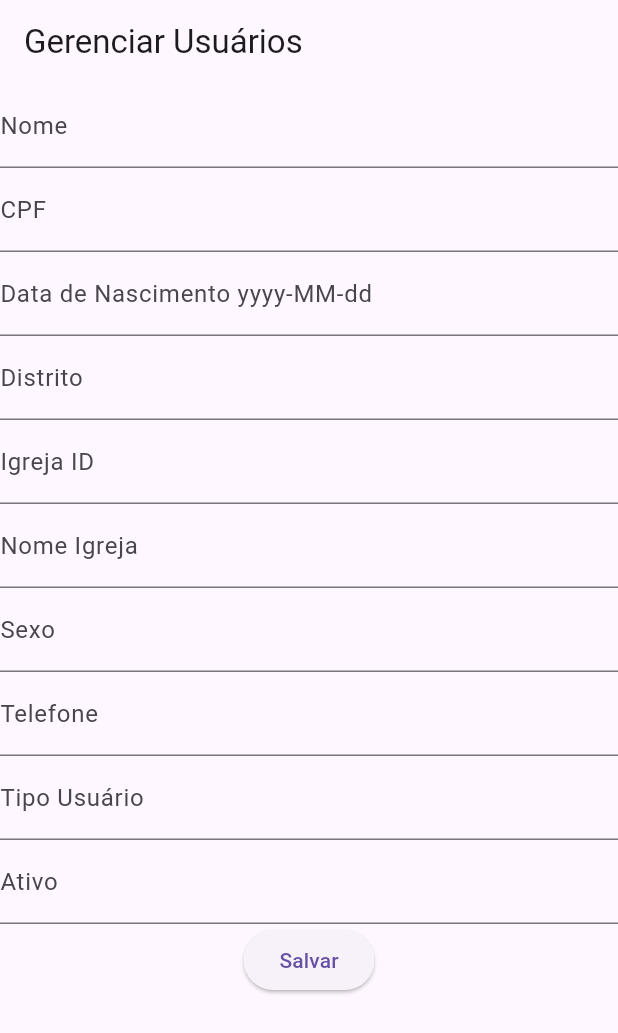
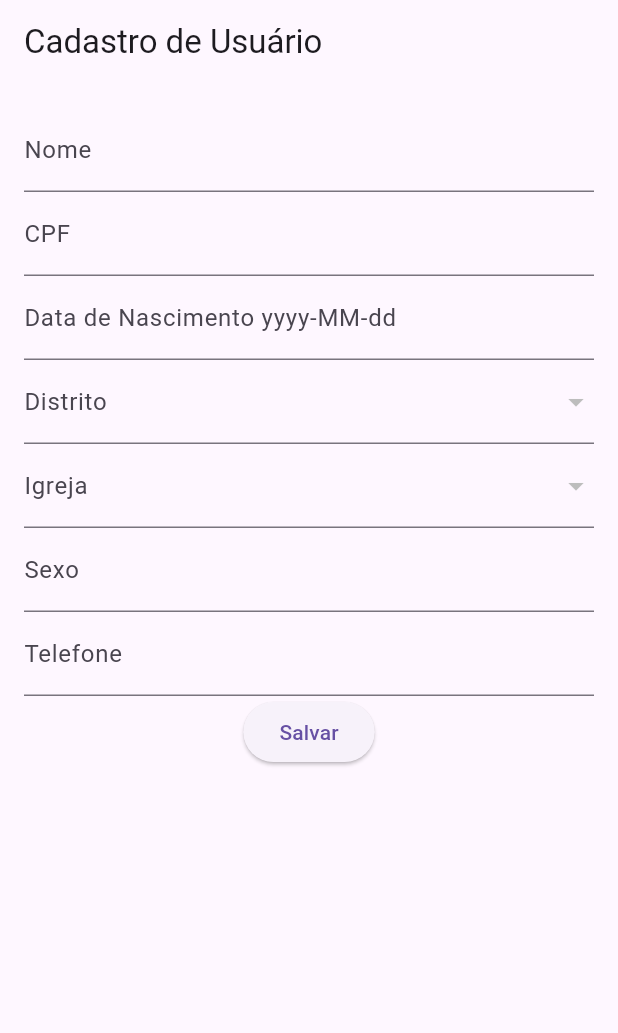
Before and after one commit to myjobwell/escolhidosparamissao, a Flutter app: the screen it shows after launch, after a tap on "Salvar", on a phone screen of 412 x 824 dp. Shown: the top 1033 px of the screen. Run offline on Flutter 3.47's test engine with Material 3 defaults, Android fonts, the phone set to English and light mode, and no system bars; our stand-ins replace cloud_firestore, firebase_core; accounts and stored records are empty; generated files the repository leaves out were written again.

Commit message:
fix: melhorias no cadastro do usuário

```diff
--- a/lib/presentation/pages/usuarios_page.dart
+++ b/lib/presentation/pages/usuarios_page.dart
@@ -3,67 +3,25 @@ import '../../models/usuario_model.dart';
 import '../../services/usuario_service.dart';
 import '../widgets/usuario_form_widget.dart';
 
-class UserCrudPage extends StatefulWidget {
+class UserCrudPage extends StatelessWidget {
   const UserCrudPage({super.key});
 
   @override
-  State<UserCrudPage> createState() => _UserCrudPageState();
-}
+  Widget build(BuildContext context) {
+    final UsuarioService _service = UsuarioService();
 
-class _UserCrudPageState extends State<UserCrudPage> {
-  final UsuarioService _service = UsuarioService();
-  Usuario? _editing;
-
-  @override
-  Widget build(BuildContext context) {
     return Scaffold(
-      appBar: AppBar(title: Text("Gerenciar Usuários")),
-      body: Column(
-        children: [
-          UsuarioFormWidget(
-            usuario: _editing,
-            onSubmit: (usuario) {
-              if (usuario.id != null) {
-                _service.atualizarUsuario(usuario);
-              } else {
-                _service.criarUsuario(usuario);
-              }
-              setState(() => _editing = null);
-            },
-          ),
-          Expanded(
-            child: StreamBuilder<List<Usuario>>(
-              stream: _service.listarUsuarios(),
-              builder: (context, snapshot) {
-                if (!snapshot.hasData) return CircularProgressIndicator();
-                final usuarios = snapshot.data!;
-                return ListView.builder(
-                  itemCount: usuarios.length,
-                  itemBuilder: (context, index) {
-                    final u = usuarios[index];
-                    return ListTile(
-                      title: Text(u.nome),
-                      subtitle: Text(u.cpf),
-                      trailing: Row(
-                        mainAxisSize: MainAxisSize.min,
-                        children: [
-                          IconButton(
-                            icon: Icon(Icons.edit),
-                            onPressed: () => setState(() => _editing = u),
-                          ),
-                          IconButton(
-                            icon: Icon(Icons.delete),
-                            onPressed: () => _service.deletarUsuario(u.id!),
-                          ),
-                        ],
-                      ),
-                    );
-                  },
-                );
-              },
-            ),
-          ),
-        ],
+      appBar: AppBar(title: const Text("Cadastro de Usuário")),
+      body: Padding(
+        padding: const EdgeInsets.all(16),
+        child: UsuarioFormWidget(
+          onSubmit: (usuario) {
+            _service.criarUsuario(usuario);
+            ScaffoldMessenger.of(context).showSnackBar(
+              const SnackBar(content: Text('Usuário cadastrado com sucesso')),
+            );
+          },
+        ),
       ),
     );
   }
--- a/lib/presentation/widgets/usuario_form_widget.dart
+++ b/lib/presentation/widgets/usuario_form_widget.dart
@@ -1,4 +1,5 @@
 import 'package:flutter/material.dart';
+import 'package:cloud_firestore/cloud_firestore.dart';
 import '../../models/usuario_model.dart';
 
 class UsuarioFormWidget extends StatefulWidget {
@@ -16,13 +17,16 @@ class _UsuarioFormWidgetState extends State<UsuarioFormWidget> {
   late TextEditingController _nome;
   late TextEditingController _cpf;
   late TextEditingController _dataNascimento;
-  late TextEditingController _distrito;
-  late TextEditingController _igrejaId;
-  late TextEditingController _nomeIgreja;
   late TextEditingController _sexo;
   late TextEditingController _telefone;
-  late TextEditingController _tipoUsuario;
-  late TextEditingController _ativo;
+
+  String? _selectedDistritoId;
+  String? _selectedDistritoNome;
+  String? _selectedIgrejaId;
+  String? _selectedIgrejaNome;
+
+  List<Map<String, dynamic>> _distritos = [];
+  List<Map<String, dynamic>> _igrejas = [];
 
   @override
   void initState() {
@@ -33,14 +37,41 @@ class _UsuarioFormWidgetState extends State<UsuarioFormWidget> {
       text:
           u != null ? u.dataNascimento.toIso8601String().split("T").first : '',
     );
-    _distrito = TextEditingController(text: u?.distrito);
-    _igrejaId = TextEditingController(text: u?.igrejaId);
-    _nomeIgreja = TextEditingController(text: u?.nomeIgreja);
     _sexo = TextEditingController(text: u?.sexo);
     _telefone = TextEditingController(text: u?.telefone.toString());
-    _tipoUsuario = TextEditingController(text: u?.tipoUsuario);
-    _ativo = TextEditingController(text: u?.ativo);
+
+    _fetchDistritos();
+    if (u != null) {
+      _selectedDistritoId = u.distrito;
+      _selectedIgrejaId = u.igrejaId;
+      _fetchIgrejas(u.distrito);
+    }
     super.initState();
+  }
+
+  Future<void> _fetchDistritos() async {
+    final snapshot =
+        await FirebaseFirestore.instance.collection('distritos').get();
+    setState(() {
+      _distritos =
+          snapshot.docs
+              .map((doc) => {'id': doc.id, 'nome': doc['nome']})
+              .toList();
+    });
+  }
+
+  Future<void> _fetchIgrejas(String distritoId) async {
+    final snapshot =
+        await FirebaseFirestore.instance
+            .collection('igrejas')
+            .where('distritoId', isEqualTo: distritoId)
+            .get();
+    setState(() {
+      _igrejas =
+          snapshot.docs
+              .map((doc) => {'id': doc.id, 'nome': doc['nome']})
+              .toList();
+    });
   }
 
   void _submit() {
@@ -51,13 +82,13 @@ class _UsuarioFormWidgetState extends State<UsuarioFormWidget> {
           nome: _nome.text,
           cpf: _cpf.text,
           dataNascimento: DateTime.parse(_dataNascimento.text),
-          distrito: _distrito.text,
-          igrejaId: _igrejaId.text,
-          nomeIgreja: _nomeIgreja.text,
+          distrito: _selectedDistritoId ?? '',
+          igrejaId: _selectedIgrejaId ?? '',
+          nomeIgreja: _selectedIgrejaNome ?? '',
           sexo: _sexo.text,
           telefone: int.parse(_telefone.text),
-          tipoUsuario: _tipoUsuario.text,
-          ativo: _ativo.text,
+          tipoUsuario: 'Professor', // Valor fixo
+          ativo: 'S', // Valor fixo
         ),
       );
     }
@@ -83,17 +114,42 @@ class _UsuarioFormWidgetState extends State<UsuarioFormWidget> {
               labelText: 'Data de Nascimento yyyy-MM-dd',
             ),
           ),
-          TextFormField(
-            controller: _distrito,
+          DropdownButtonFormField<String>(
+            value: _selectedDistritoId,
             decoration: InputDecoration(labelText: 'Distrito'),
+            items:
+                _distritos.map((distrito) {
+                  return DropdownMenuItem<String>(
+                    value: distrito['id'],
+                    child: Text(distrito['nome']),
+                  );
+                }).toList(),
+            onChanged: (value) {
+              setState(() {
+                _selectedDistritoId = value;
+                _selectedIgrejaId = null;
+                _selectedIgrejaNome = null;
+                _fetchIgrejas(value!);
+              });
+            },
           ),
-          TextFormField(
-            controller: _igrejaId,
-            decoration: InputDecoration(labelText: 'Igreja ID'),
-          ),
-          TextFormField(
-            controller: _nomeIgreja,
-            decoration: InputDecoration(labelText: 'Nome Igreja'),
+          DropdownButtonFormField<String>(
+            value: _selectedIgrejaId,
+            decoration: InputDecoration(labelText: 'Igreja'),
+            items:
+                _igrejas.map((igreja) {
+                  return DropdownMenuItem<String>(
+                    value: igreja['id'],
+                    child: Text(igreja['nome']),
+                  );
+                }).toList(),
+            onChanged: (value) {
+              setState(() {
+                _selectedIgrejaId = value;
+                _selectedIgrejaNome =
+                    _igrejas.firstWhere((i) => i['id'] == value)['nome'];
+              });
+            },
           ),
           TextFormField(
             controller: _sexo,
@@ -103,14 +159,6 @@ class _UsuarioFormWidgetState extends State<UsuarioFormWidget> {
             controller: _telefone,
             decoration: InputDecoration(labelText: 'Telefone'),
           ),
-          TextFormField(
-            controller: _tipoUsuario,
-            decoration: InputDecoration(labelText: 'Tipo Usuário'),
-          ),
-          TextFormField(
-            controller: _ativo,
-            decoration: InputDecoration(labelText: 'Ativo'),
-          ),
           ElevatedButton(onPressed: _submit, child: Text('Salvar')),
         ],
       ),
```
